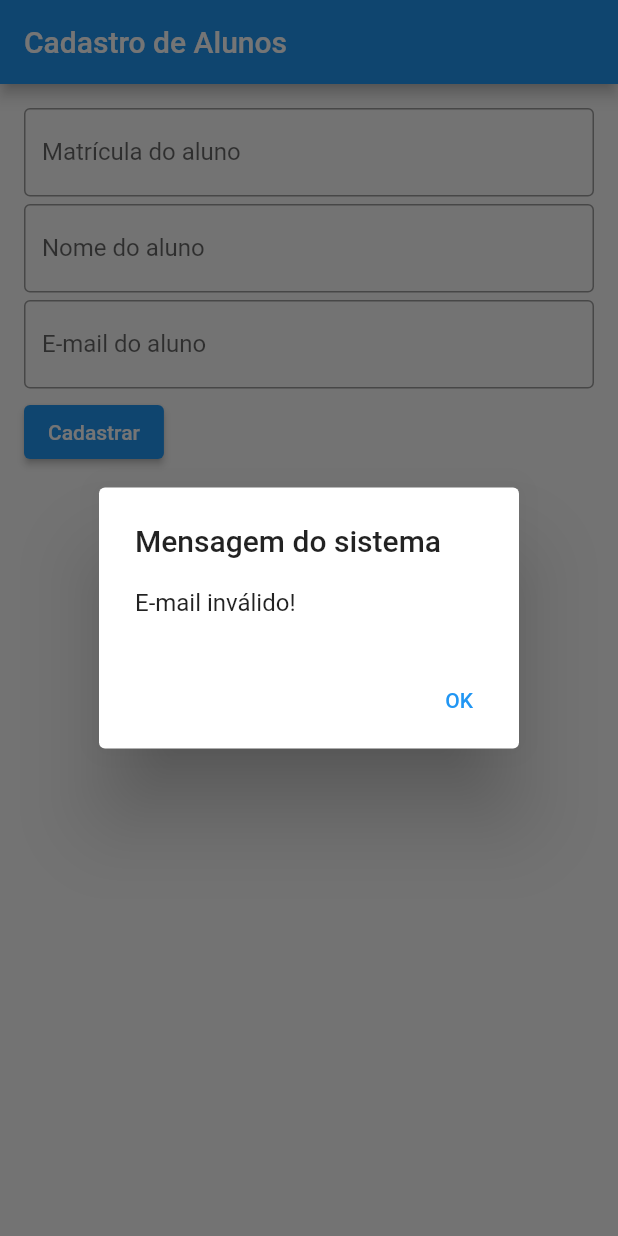
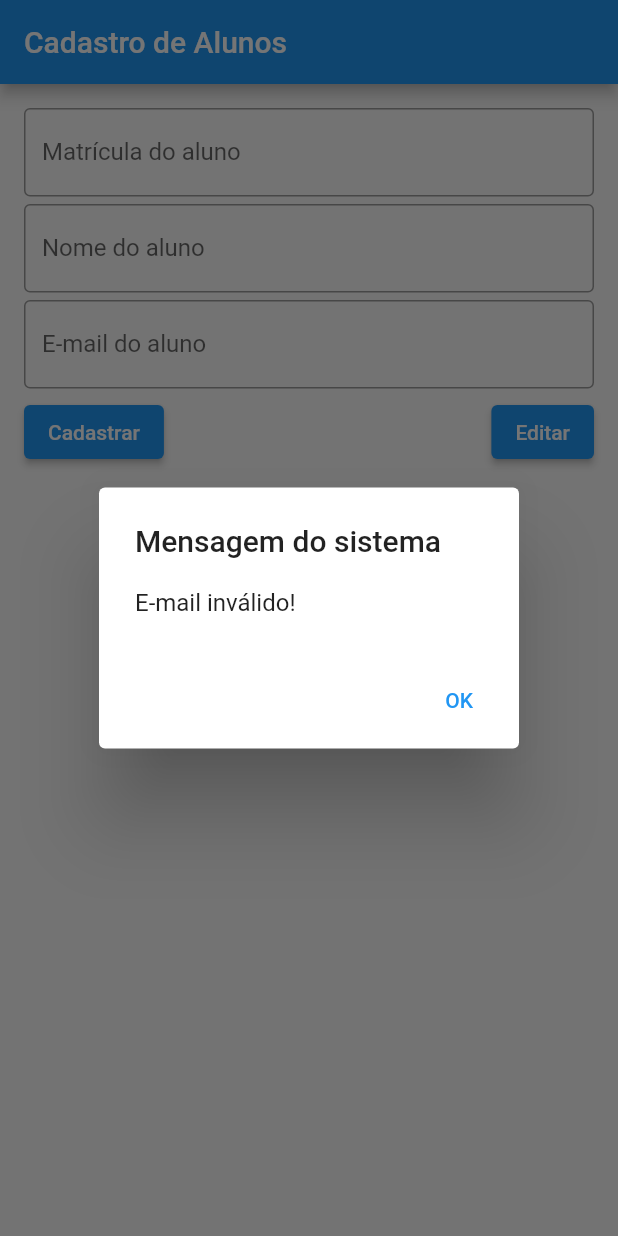
Before and after one commit to stevenarancic/cadastro_de_alunos, a Flutter app: the screen it shows after launch, after a tap on "Cadastrar", on a phone screen of 412 x 824 dp. Run offline on Flutter 3.47's test engine with Material 2 defaults, Android fonts, the phone set to English and light mode, and no system bars; our stand-ins replace email_validator, sqflite; accounts and stored records are empty.

Commit message:
Update home.dart

```diff
--- a/lib/screens/home/home.dart
+++ b/lib/screens/home/home.dart
@@ -59,7 +59,17 @@ class _HomeState extends State<Home> {
                 children: [
                   ElevatedButton(onPressed: (){
                     saveRegister();
-                  }, child: Text('Cadastrar',),),
+                  }, child: Text(
+                    'Cadastrar',
+                    ),
+                  ),
+                  Spacer(),
+                  ElevatedButton(onPressed: (){
+                    saveRegister();
+                  }, child: Text(
+                    'Editar',
+                    ),
+                  ),
                 ],
               ),
             ],
```
